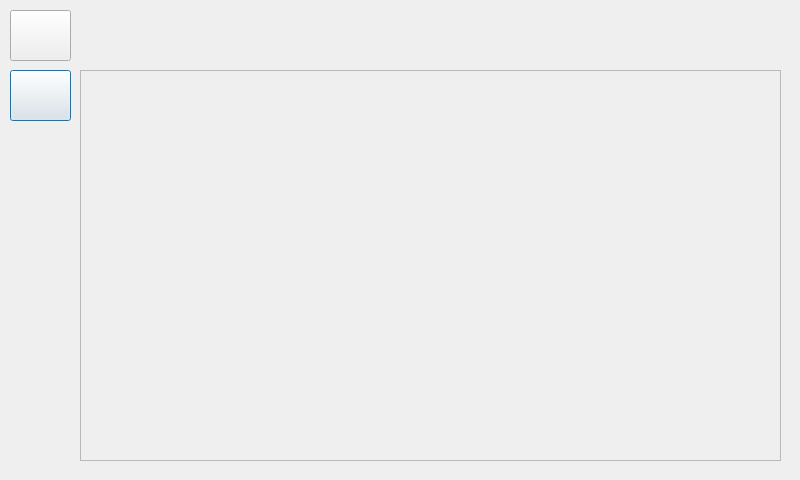
First picture: the form in UI/smrr_ui/src/ui/screen_greet.ui, repository ENTC-FYP-19-G08/ismrr, before the edit.
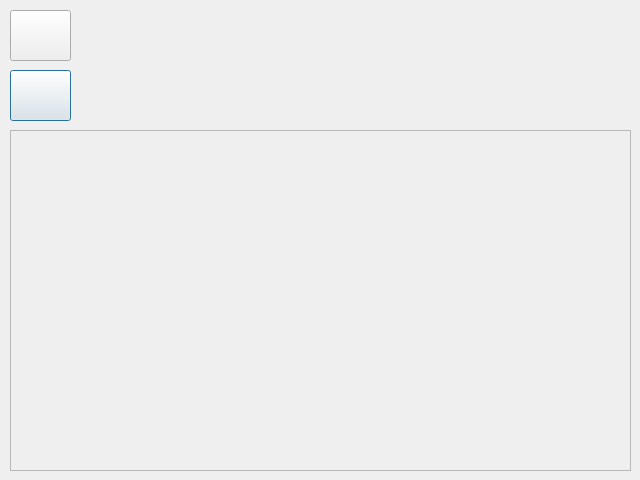
Second picture: the form after the edit. Icons and pictures are not drawn.

Commit message: upgrade ui resoluiton to 640x480 and adjust font sizes

```diff
--- a/UI/smrr_ui/src/ui/screen_greet.ui
+++ b/UI/smrr_ui/src/ui/screen_greet.ui
@@ -6,7 +6,7 @@
    <rect>
     <x>0</x>
     <y>0</y>
-    <width>800</width>
+    <width>640</width>
     <height>480</height>
    </rect>
   </property>
@@ -47,10 +47,10 @@
   <widget class="QScrollArea" name="scrollArea">
    <property name="geometry">
     <rect>
-     <x>80</x>
-     <y>70</y>
-     <width>701</width>
-     <height>391</height>
+     <x>10</x>
+     <y>130</y>
+     <width>621</width>
+     <height>341</height>
     </rect>
    </property>
    <property name="widgetResizable">
@@ -61,8 +61,8 @@
      <rect>
       <x>0</x>
       <y>0</y>
-      <width>699</width>
-      <height>389</height>
+      <width>619</width>
+      <height>339</height>
      </rect>
     </property>
    <layout class="QVBoxLayout" name="scrollLayout">
@@ -76,12 +76,17 @@
   <widget class="QLabel" name="label">
    <property name="geometry">
     <rect>
-     <x>220</x>
+     <x>100</x>
      <y>20</y>
-     <width>411</width>
-     <height>31</height>
+     <width>521</width>
+     <height>91</height>
     </rect>
    </property>
+   <property name="font">
+    <font>
+     <pointsize>22</pointsize>
+    </font>
+   </property>
    <property name="text">
     <string/>
    </property>
```
Left out of the diff: 1 changed line with no effect on the pictures. Lines whose indentation alone changed are shown as unchanged. The commit also changes 9 other files.
